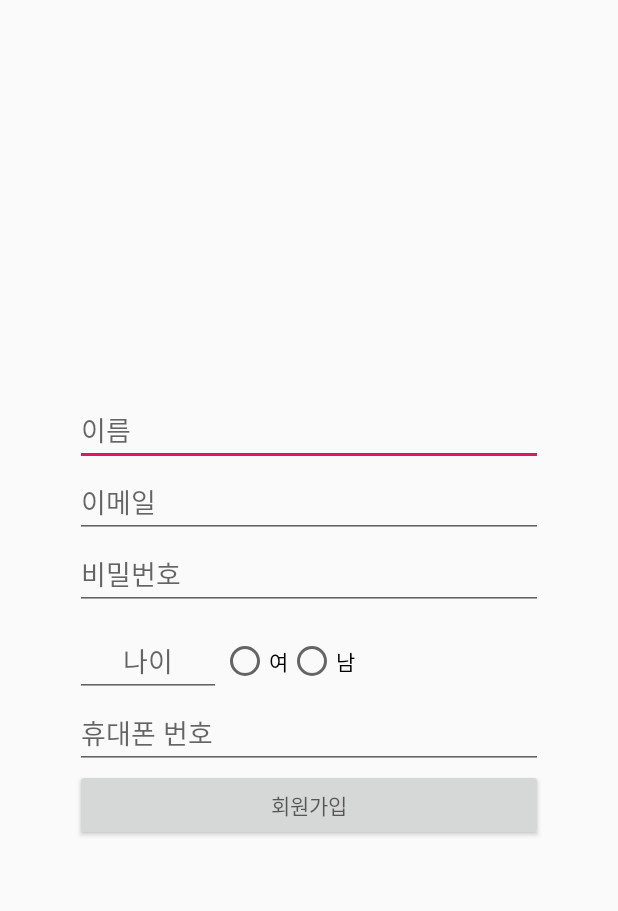
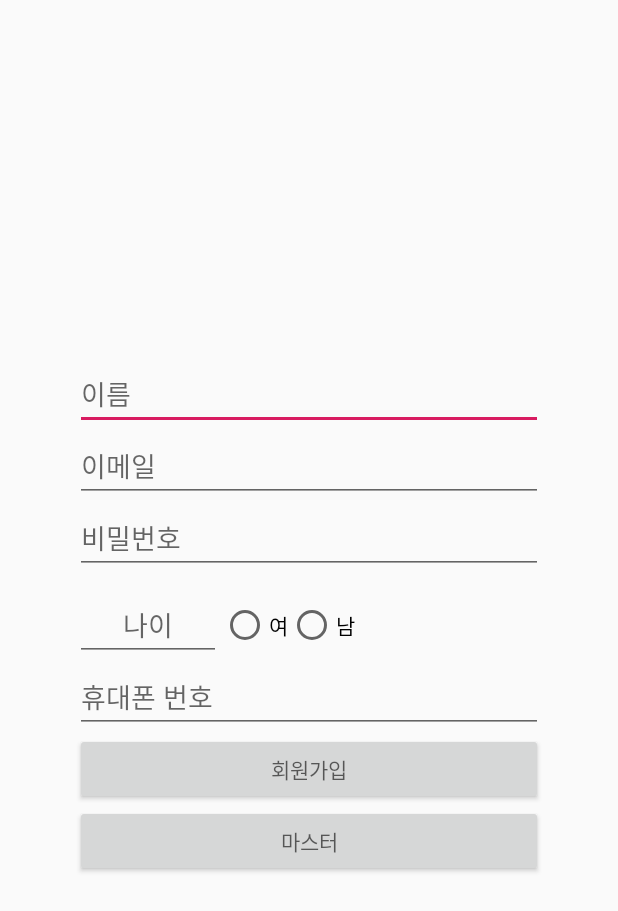
Before and after one commit to hwangse/Way-Eating, an Android app: the JoinActivity screen opened directly, with no data from a screen before it, on a phone screen of 412 x 824 dp. Shown: the top 911 px of the screen. Run offline under Robolectric (Android 15) with nearby library versions, the phone set to English and light mode, and no system bars.

Commit message:
개발자용 회원가입, 로그인

```diff
--- a/app/src/main/java/com/example/way_eating/activity/JoinActivity.java
+++ b/app/src/main/java/com/example/way_eating/activity/JoinActivity.java
@@ -30,6 +30,7 @@ public class JoinActivity extends Activity {
     private RadioButton sexSelected;
     private EditText phone;
     private Button join;
+    private Button master;
     private ProgressBar progress;
     private ServiceApi service;
 
@@ -45,6 +46,7 @@ public class JoinActivity extends Activity {
         sex = (RadioGroup) findViewById(R.id.joinSex);
         phone = (EditText) findViewById(R.id.joinPhone);
         join = (Button) findViewById(R.id.joinJoin);
+        master = (Button) findViewById(R.id.joinMaster);
         progress = (ProgressBar) findViewById(R.id.joinProgress);
         service = RetrofitClient.getClient().create(ServiceApi.class);
 
@@ -61,6 +63,15 @@ public class JoinActivity extends Activity {
             @Override
             public void onClick(View v) {
                 attemptJoin();
+            }
+        });
+
+        //마스터 버튼
+        master.setOnClickListener(new View.OnClickListener() {
+            @Override
+            public void onClick(View v) {
+                startJoin(new JoinData("admin", "admin@way", "123456", 24, "여", "01012345678"));
+                showProgress(true);
             }
         });
     }
--- a/app/src/main/res/layout/activity_join.xml
+++ b/app/src/main/res/layout/activity_join.xml
@@ -75,6 +75,12 @@
             android:layout_width="match_parent"
             android:layout_height="match_parent"
             android:hint="회원가입"/>
+        <!--마스터 버튼-->
+        <Button
+            android:id="@+id/joinMaster"
+            android:layout_width="match_parent"
+            android:layout_height="match_parent"
+            android:hint="마스터"/>
     </LinearLayout>
 
     <ProgressBar
```
Also changed, not shown: app/src/main/java/com/example/way_eating/activity/LogInActivity.java (+6 -8 lines).
